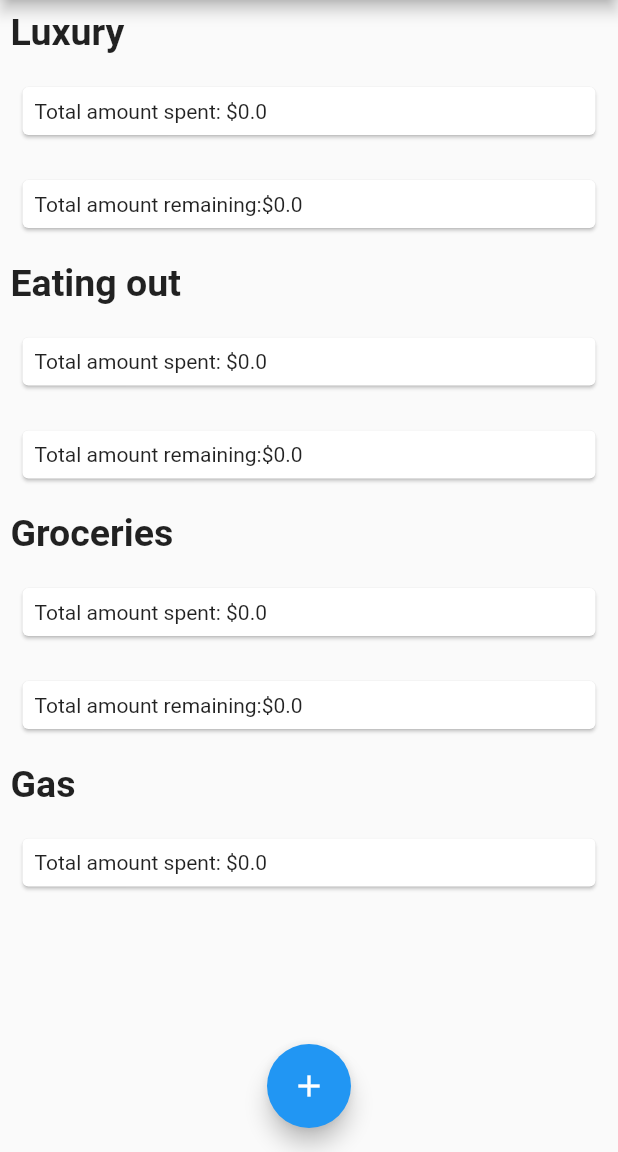
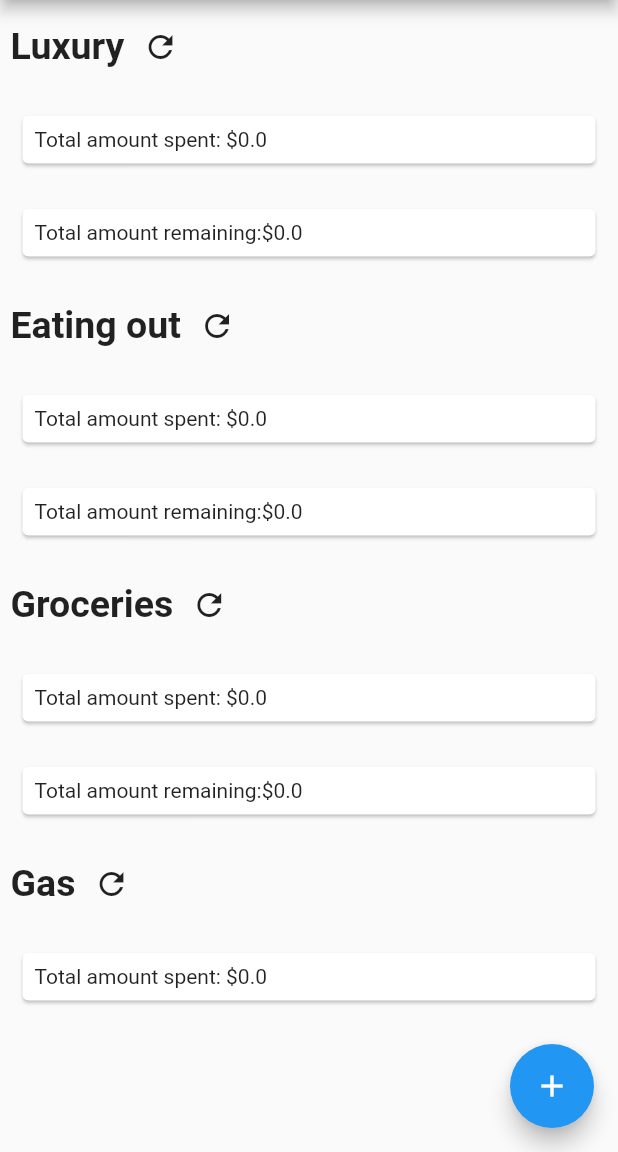
Before and after one commit to flutter-preview/viveksin88-tool_chest_flutter, a Flutter app: the screen it shows after launch, on a phone screen of 412 x 824 dp, the part 84-1236 px from its top. Run offline on Flutter 3.47's test engine with Material 2 defaults, Android fonts, the phone set to English and light mode, and no system bars; network calls fail.

Commit message:
Added refresh icons to each transaction type

```diff
--- a/lib/screens/HomeScreen.dart
+++ b/lib/screens/HomeScreen.dart
@@ -34,14 +34,20 @@ class _HomeScreenState extends State<HomeScreen> {
         title: const Text("Tool Chest - Expense tracker"),
       ),
       drawer: const MainDrawer(),
-      body: Column(
+      body: SingleChildScrollView(
+        child: Column(
           crossAxisAlignment: CrossAxisAlignment.start,
           children: [
             Container(
               padding: EdgeInsets.all(7),
-            child: Text(
+              child: Row(
+                children: [
+                  Text(
                       "Luxury",
                       style: TextStyle(fontWeight: FontWeight.bold, fontSize: 25), textAlign: TextAlign.end),
+                  IconButton(icon: Icon(Icons.refresh), onPressed: () {  },)
+                ],
+              ),
             ),
             Card(
               margin: EdgeInsets.all(15),
@@ -69,9 +75,14 @@ class _HomeScreenState extends State<HomeScreen> {
             ),
             Container(
               padding: EdgeInsets.all(7),
-            child: Text(
+              child: Row(
+                children: [
+                  Text(
                       "Eating out",
                       style: TextStyle(fontWeight: FontWeight.bold, fontSize: 25), textAlign: TextAlign.end),
+                  IconButton(icon: Icon(Icons.refresh), onPressed: () {  },)
+                ],
+              ),
             ),
             Card(
               margin: EdgeInsets.all(15),
@@ -99,9 +110,14 @@ class _HomeScreenState extends State<HomeScreen> {
             ),
             Container(
               padding: EdgeInsets.all(7),
-            child: Text(
+              child: Row(
+                children: [
+                  Text(
                       "Groceries",
                       style: TextStyle(fontWeight: FontWeight.bold, fontSize: 25), textAlign: TextAlign.end),
+                  IconButton(icon: Icon(Icons.refresh), onPressed: () {  },)
+                ],
+              ),
             ),
             Card(
               margin: EdgeInsets.all(15),
@@ -129,9 +145,14 @@ class _HomeScreenState extends State<HomeScreen> {
             ),
             Container(
               padding: EdgeInsets.all(7),
-            child: Text(
+              child: Row(
+                children: [
+                  Text(
                       "Gas",
                       style: TextStyle(fontWeight: FontWeight.bold, fontSize: 25), textAlign: TextAlign.end),
+                  IconButton(icon: Icon(Icons.refresh), onPressed: () {  },)
+                ],
+              ),
             ),
             Card(
               margin: EdgeInsets.all(15),
@@ -147,7 +168,8 @@ class _HomeScreenState extends State<HomeScreen> {
             ),
           ]
         ),
-      floatingActionButtonLocation: FloatingActionButtonLocation.centerFloat,
+      ),
+      floatingActionButtonLocation: FloatingActionButtonLocation.endFloat,
       floatingActionButton: FloatingActionButton(
         child: Icon(Icons.add),
         onPressed: () => _startAddNewTransaction(context),
```
Lines whose indentation alone changed are shown as unchanged.
